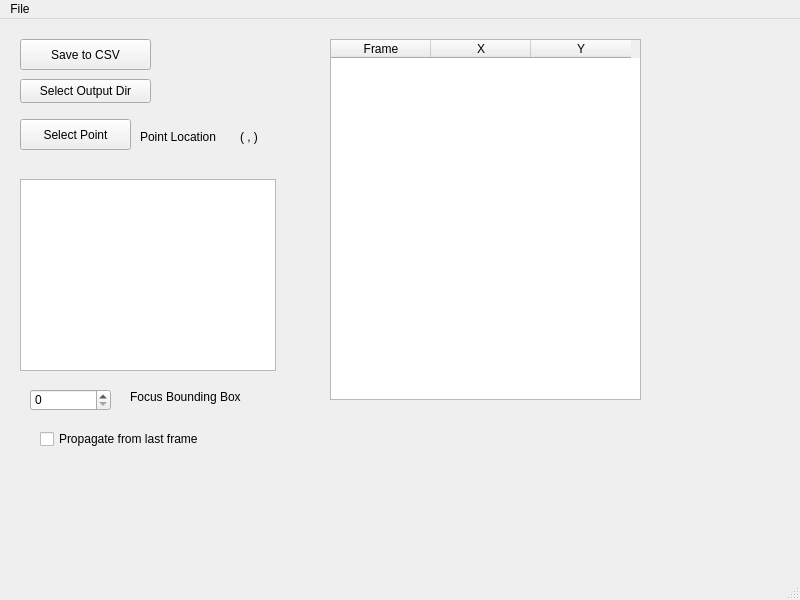
This is src/WhiskerToolbox/Tracking_Widget/Tracking_Widget.ui in paulmthompson/WhiskerToolbox as Qt 5 draws it before an edit. The edited form follows.
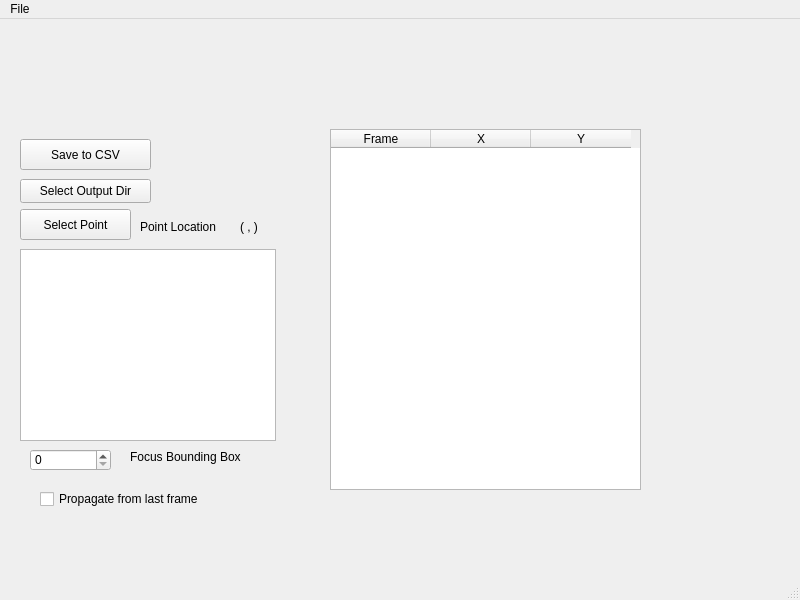
This is the edited form.

The edit to the form file:
```diff
--- a/src/WhiskerToolbox/Tracking_Widget/Tracking_Widget.ui
+++ b/src/WhiskerToolbox/Tracking_Widget/Tracking_Widget.ui
@@ -18,7 +18,7 @@
     <property name="geometry">
      <rect>
       <x>20</x>
-      <y>100</y>
+      <y>190</y>
       <width>111</width>
       <height>31</height>
      </rect>
@@ -31,7 +31,7 @@
     <property name="geometry">
      <rect>
       <x>140</x>
-      <y>110</y>
+      <y>200</y>
       <width>91</width>
       <height>16</height>
      </rect>
@@ -44,7 +44,7 @@
     <property name="geometry">
      <rect>
       <x>240</x>
-      <y>110</y>
+      <y>200</y>
       <width>71</width>
       <height>16</height>
      </rect>
@@ -57,7 +57,7 @@
     <property name="geometry">
      <rect>
       <x>20</x>
-      <y>160</y>
+      <y>230</y>
       <width>256</width>
       <height>192</height>
      </rect>
@@ -67,7 +67,7 @@
     <property name="geometry">
      <rect>
       <x>30</x>
-      <y>370</y>
+      <y>430</y>
       <width>81</width>
       <height>22</height>
      </rect>
@@ -77,7 +77,7 @@
     <property name="geometry">
      <rect>
       <x>130</x>
-      <y>370</y>
+      <y>430</y>
       <width>151</width>
       <height>16</height>
      </rect>
@@ -90,7 +90,7 @@
     <property name="geometry">
      <rect>
       <x>330</x>
-      <y>20</y>
+      <y>110</y>
       <width>311</width>
       <height>361</height>
      </rect>
@@ -115,7 +115,7 @@
     <property name="geometry">
      <rect>
       <x>20</x>
-      <y>20</y>
+      <y>120</y>
       <width>131</width>
       <height>31</height>
      </rect>
@@ -128,7 +128,7 @@
     <property name="geometry">
      <rect>
       <x>20</x>
-      <y>60</y>
+      <y>160</y>
       <width>131</width>
       <height>24</height>
      </rect>
@@ -154,7 +154,7 @@
     <property name="geometry">
      <rect>
       <x>40</x>
-      <y>410</y>
+      <y>470</y>
       <width>211</width>
       <height>20</height>
      </rect>
```
